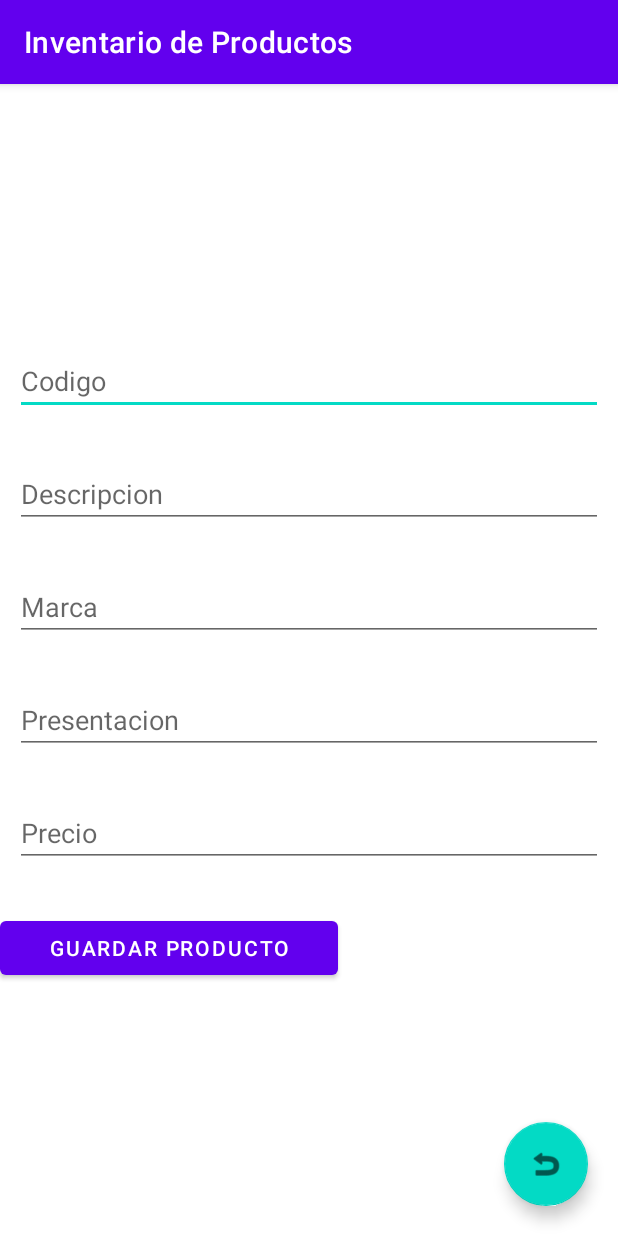
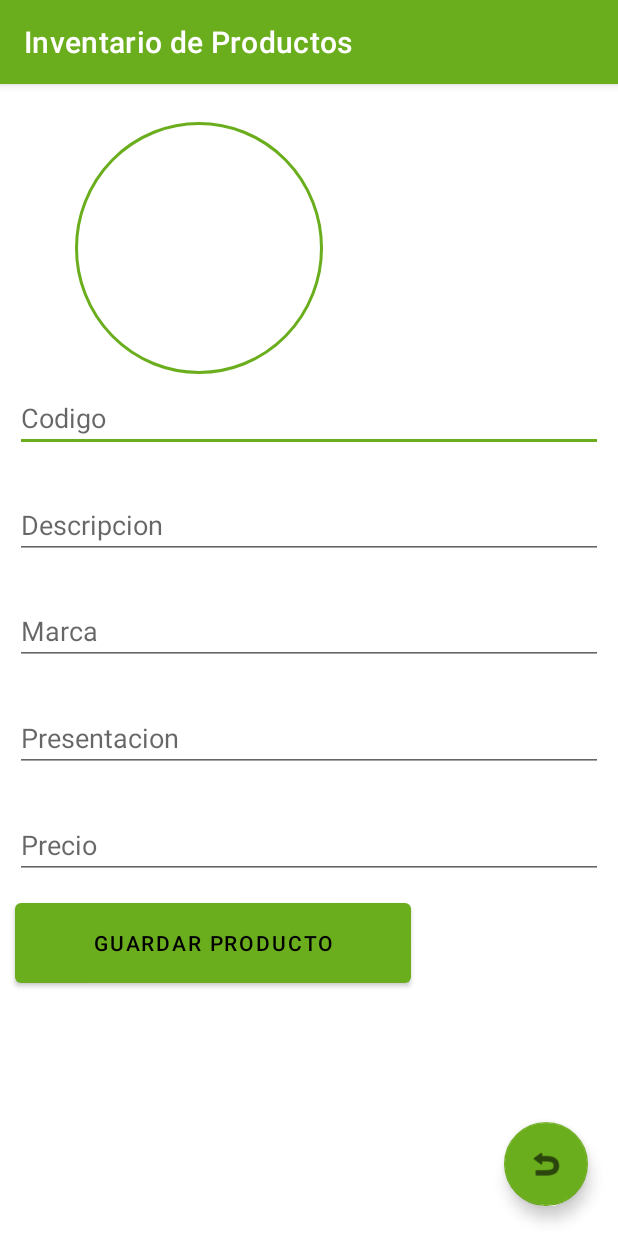
Before and after one commit to josejimenez20/Android_Studio_Ciclo_III, an Android app: the MainActivity screen opened directly, with no data from a screen before it, on a phone screen of 412 x 824 dp. Run offline under Robolectric (Android 15) with nearby library versions, the light colour scheme and no system bars.

Commit message:
Tienda online terminada..

```diff
--- /dev/null
+++ b/controlesBasicos/app/src/main/res/drawable/rounded_image_background.xml
@@ -0,0 +1,8 @@
+<?xml version="1.0" encoding="utf-8"?>
+    <shape xmlns:android="http://schemas.android.com/apk/res/android"
+        android:shape="oval">
+        <solid android:color="@android:color/white" />
+        <stroke
+            android:width="2dp"
+            android:color="@color/purple_500" />
+    </shape>
--- a/controlesBasicos/app/src/main/res/layout/activity_main.xml
+++ b/controlesBasicos/app/src/main/res/layout/activity_main.xml
@@ -11,10 +11,12 @@
         android:layout_width="match_parent"
         android:layout_height="wrap_content"
         android:layout_marginLeft="10dp"
-        android:layout_marginTop="175dp"
+        android:layout_marginTop="200dp"
         android:layout_marginRight="10dp"
         android:hint="Codigo"
-        android:inputType="text" />
+        android:inputType="text"
+        android:textAlignment="viewStart"
+        android:textAllCaps="false" />
 
     <EditText
         android:id="@+id/txtdescripcion"
@@ -22,10 +24,11 @@
         android:layout_height="wrap_content"
         android:layout_below="@id/txtcodigo"
         android:layout_marginLeft="10dp"
-        android:layout_marginTop="30dp"
+        android:layout_marginTop="26dp"
         android:layout_marginRight="10dp"
         android:hint="Descripcion"
-        android:inputType="text" />
+        android:inputType="text"
+        android:textAllCaps="false" />
 
     <EditText
         android:id="@+id/txtmarca"
@@ -33,10 +36,11 @@
         android:layout_height="wrap_content"
         android:layout_below="@id/txtdescripcion"
         android:layout_marginLeft="10dp"
-        android:layout_marginTop="30dp"
+        android:layout_marginTop="25dp"
         android:layout_marginRight="10dp"
         android:hint="Marca"
-        android:inputType="text" />
+        android:inputType="text"
+        android:textAllCaps="false" />
 
     <EditText
         android:id="@+id/txtpresentacion"
@@ -44,10 +48,11 @@
         android:layout_height="wrap_content"
         android:layout_below="@id/txtmarca"
         android:layout_marginLeft="10dp"
-        android:layout_marginTop="30dp"
+        android:layout_marginTop="26dp"
         android:layout_marginRight="10dp"
         android:hint="Presentacion"
-        android:inputType="text" />
+        android:inputType="text"
+        android:textAllCaps="false" />
 
     <EditText
         android:id="@+id/txtprecio"
@@ -55,17 +60,23 @@
         android:layout_height="wrap_content"
         android:layout_below="@id/txtpresentacion"
         android:layout_marginLeft="10dp"
-        android:layout_marginTop="30dp"
+        android:layout_marginTop="26dp"
         android:layout_marginRight="10dp"
-        android:hint="Precio" />
+        android:hint="Precio"
+        android:textAllCaps="false" />
 
     <Button
         android:id="@+id/btnGuardarProducto"
-        android:layout_width="225dp"
-        android:layout_height="wrap_content"
+        android:layout_width="264dp"
+        android:layout_height="65dp"
         android:layout_below="@id/txtprecio"
-        android:layout_marginTop="30dp"
-        android:text="Guardar producto" />
+        android:layout_margin="10dp"
+        android:layout_marginStart="10dp"
+        android:layout_marginTop="90dp"
+        android:layout_marginEnd="10dp"
+        android:layout_marginBottom="10dp"
+        android:text="Guardar producto"
+        android:textAlignment="center" />
 
     <com.google.android.material.floatingactionbutton.FloatingActionButton
         android:id="@+id/btnRegresarListaProducto"
@@ -79,4 +90,16 @@
         android:layout_marginBottom="20dp"
         android:src="@android:drawable/ic_menu_revert" />
 
+    <ImageView
+        android:id="@+id/imgFoto"
+        android:layout_width="165dp"
+        android:layout_height="168dp"
+        android:layout_marginLeft="50dp"
+        android:layout_marginTop="25dp"
+        android:background="@drawable/rounded_image_background"
+        android:scaleType="centerCrop"
+        />
+
+
+
 </RelativeLayout>
--- a/controlesBasicos/app/src/main/res/values/colors.xml
+++ b/controlesBasicos/app/src/main/res/values/colors.xml
@@ -1,9 +1,9 @@
 <?xml version="1.0" encoding="utf-8"?>
 <resources>
-    <color name="purple_200">#FFBB86FC</color>
-    <color name="purple_500">#FF6200EE</color>
-    <color name="purple_700">#FF3700B3</color>
-    <color name="teal_200">#FF03DAC5</color>
+    <color name="purple_200">#3F51B5</color>
+    <color name="purple_500">#6BAE1D</color>
+    <color name="purple_700">#00BCD4</color>
+    <color name="teal_200">#6BAE1D</color>
     <color name="teal_700">#FF018786</color>
     <color name="black">#FF000000</color>
     <color name="white">#FFFFFFFF</color>
--- a/controlesBasicos/app/src/main/res/values/ic_launcher_background.xml
+++ b/controlesBasicos/app/src/main/res/values/ic_launcher_background.xml
@@ -1,4 +1,4 @@
 <?xml version="1.0" encoding="utf-8"?>
 <resources>
-    <color name="ic_launcher_background">#D13DDC</color>
+    <color name="ic_launcher_background">#8BC34A</color>
 </resources>
--- a/controlesBasicos/app/src/main/res/values/themes.xml
+++ b/controlesBasicos/app/src/main/res/values/themes.xml
@@ -4,7 +4,7 @@
         <!-- Primary brand color. -->
         <item name="colorPrimary">@color/purple_500</item>
         <item name="colorPrimaryVariant">@color/purple_700</item>
-        <item name="colorOnPrimary">@color/white</item>
+        <item name="colorOnPrimary">@color/black</item>
         <!-- Secondary brand color. -->
         <item name="colorSecondary">@color/teal_200</item>
         <item name="colorSecondaryVariant">@color/teal_700</item>
```
Also changed, not shown: controlesBasicos/app/src/main/AndroidManifest.xml (+13 -1 lines), controlesBasicos/app/src/main/java/com/ugb/controlesbasicos/DB.java (+29 -12 lines), controlesBasicos/app/src/main/java/com/ugb/controlesbasicos/MainActivity.java (+100 -5 lines), controlesBasicos/app/src/main/java/com/ugb/controlesbasicos/adaptadorImagenes.java (+10 -0 lines), controlesBasicos/app/src/main/java/com/ugb/controlesbasicos/lista_producto.java (+54 -20 lines), controlesBasicos/app/src/main/java/com/ugb/controlesbasicos/producto.java (+16 -2 lines), controlesBasicos/app/src/main/res/layout/listview_imagenes.xml (+30 -7 lines), controlesBasicos/app/src/main/res/xml/file_path.xml (added, +7 -0 lines).
